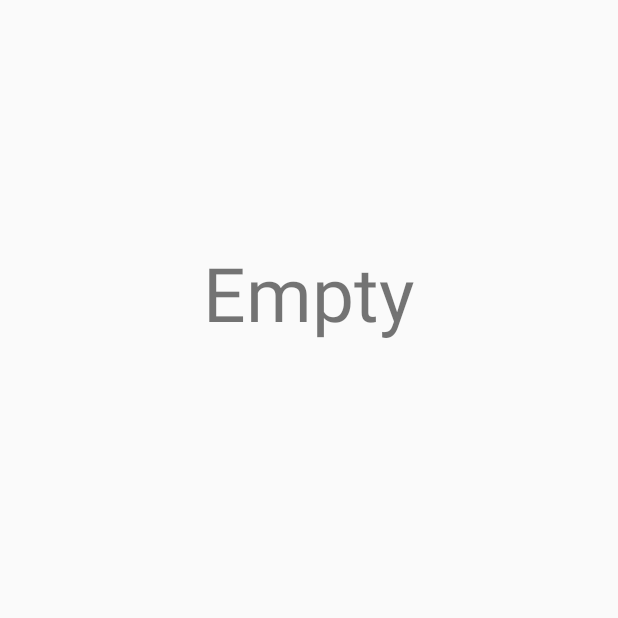
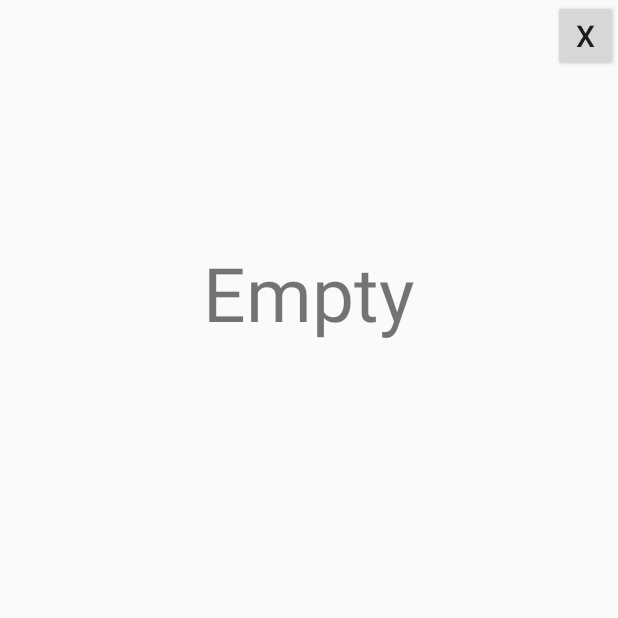
Before and after one commit to Stalpaard/Fillem, an Android app: the HistoryScreenRecycler screen opened directly, with no data from a screen before it, on a phone screen of 412 x 824 dp, the top half of it. Run offline under Robolectric (Android 15) with nearby library versions, the phone set to English and light mode, and no system bars; our stand-ins replace Picasso; network calls fail; pictures from the network do not load.

Commit message:
HistoryScreenRecycler improved

```diff
--- a/app/src/main/AndroidManifest.xml
+++ b/app/src/main/AndroidManifest.xml
@@ -19,7 +19,6 @@
             </intent-filter>
         </activity>
         <activity android:name=".DisplayMovieActivity" />
-        <activity android:name=".HistoryScreen" />
         <activity android:name=".HistoryScreenRecycler"></activity>
     </application>
 
--- a/app/src/main/java/be/kuleuven/softdev/eliasstalpaert/fillemapp/HistoryScreenRecycler.java
+++ b/app/src/main/java/be/kuleuven/softdev/eliasstalpaert/fillemapp/HistoryScreenRecycler.java
@@ -5,11 +5,13 @@ import android.support.v7.app.AppCompatActivity;
 import android.os.Bundle;
 import android.support.v7.widget.LinearLayoutManager;
 import android.support.v7.widget.RecyclerView;
+import android.support.v7.widget.helper.ItemTouchHelper;
 import android.view.View;
 import android.widget.Button;
 import android.widget.TextView;
 import android.widget.Toast;
 
+import java.util.ArrayList;
 import java.util.LinkedList;
 import java.util.List;
 
@@ -18,7 +20,7 @@ public class HistoryScreenRecycler extends AppCompatActivity {
     private RecyclerView recyclerView;
     private HistoryMovieAdapter adapter;
     private TextView empty;
-    private Button clear;
+    private Button clear, exitHistoryButton;
 
 
     @Override
@@ -35,6 +37,21 @@ public class HistoryScreenRecycler extends AppCompatActivity {
 
         adapter = new HistoryMovieAdapter(this, MainActivity.historyMoviesList);
         recyclerView.setAdapter(adapter);
+
+        itemTouchHelperCallbackInit();
+    }
+
+    @Override
+    protected void onPause() {
+        super.onPause();
+        finishActivity();
+    }
+
+    private void itemTouchHelperCallbackInit() {
+        ItemTouchHelper.Callback callback =
+                new SimpleItemTouchHelperCallback(adapter);
+        ItemTouchHelper touchHelper = new ItemTouchHelper(callback);
+        touchHelper.attachToRecyclerView(recyclerView);
     }
 
 
@@ -42,6 +59,7 @@ public class HistoryScreenRecycler extends AppCompatActivity {
         recyclerView = findViewById(R.id.historyRecycler);
         empty = findViewById(R.id.emptyHistory);
         clear = findViewById(R.id.clearHistoryRecycler);
+        exitHistoryButton = findViewById(R.id.exitHistoryButton);
     }
 
     private void setOnClickListeners(){
@@ -49,7 +67,15 @@ public class HistoryScreenRecycler extends AppCompatActivity {
             @Override
             public void onClick(View v) {
                 MainActivity.historyMoviesList = new LinkedList<>();
+                MainActivity.history = new ArrayList<>();
                 Toast.makeText(MainActivity.mContext, "History cleared", Toast.LENGTH_SHORT).show();
+                finishActivity();
+            }
+        });
+
+        exitHistoryButton.setOnClickListener(new View.OnClickListener() {
+            @Override
+            public void onClick(View v) {
                 finishActivity();
             }
         });
--- /dev/null
+++ b/app/src/main/java/be/kuleuven/softdev/eliasstalpaert/fillemapp/ItemTouchHelperAdapter.java
@@ -0,0 +1,8 @@
+package be.kuleuven.softdev.eliasstalpaert.fillemapp;
+
+public interface ItemTouchHelperAdapter {
+
+    void onItemMove(int fromPosition, int toPosition);
+
+    void onItemDismiss(int position);
+}
--- a/app/src/main/java/be/kuleuven/softdev/eliasstalpaert/fillemapp/TrailerGenerator.java
+++ b/app/src/main/java/be/kuleuven/softdev/eliasstalpaert/fillemapp/TrailerGenerator.java
@@ -132,7 +132,7 @@ public class TrailerGenerator {
                 try{
                     if(!trailer.isNull("key")){
                         youtubeId = trailer.getString("key");
-                        Toast.makeText(context, "Trailers found!", Toast.LENGTH_SHORT).show();
+                        Toast.makeText(context, "Trailer found!", Toast.LENGTH_SHORT).show();
                         trailerCardview.setVisibility(View.VISIBLE);
                     }
                 }
--- a/app/src/main/res/layout/activity_history_screen_recycler.xml
+++ b/app/src/main/res/layout/activity_history_screen_recycler.xml
@@ -7,6 +7,16 @@
     tools:context=".HistoryScreenRecycler">
 
     <Button
+        android:id="@+id/exitHistoryButton"
+        android:layout_width="43dp"
+        android:layout_height="wrap_content"
+        android:layout_alignParentEnd="true"
+        android:layout_alignParentTop="true"
+        android:text="X"
+        android:textAlignment="center"
+        android:textSize="20sp" />
+
+    <Button
         android:id="@+id/clearHistoryRecycler"
         android:layout_width="wrap_content"
         android:layout_height="wrap_content"
@@ -14,7 +24,7 @@
         android:layout_alignParentEnd="true"
         android:layout_marginBottom="36dp"
         android:layout_marginEnd="34dp"
-        android:text="CLEAR"
+        android:text="CLEAR ALL"
         android:visibility="gone" />
 
     <RelativeLayout
```
Also changed, not shown: app/src/main/java/be/kuleuven/softdev/eliasstalpaert/fillemapp/DisplayMovieActivity.java (+9 -1 lines), app/src/main/java/be/kuleuven/softdev/eliasstalpaert/fillemapp/HistoryMovieAdapter.java (+26 -1 lines), app/src/main/java/be/kuleuven/softdev/eliasstalpaert/fillemapp/HistoryScreen.java (deleted, +0 -52 lines), app/src/main/java/be/kuleuven/softdev/eliasstalpaert/fillemapp/SimpleItemTouchHelperCallback.java (added, +41 -0 lines), app/src/main/res/layout/activity_display_movie.xml (+11 -0 lines), app/src/main/res/layout/activity_history_screen.xml (deleted, +0 -38 lines).
